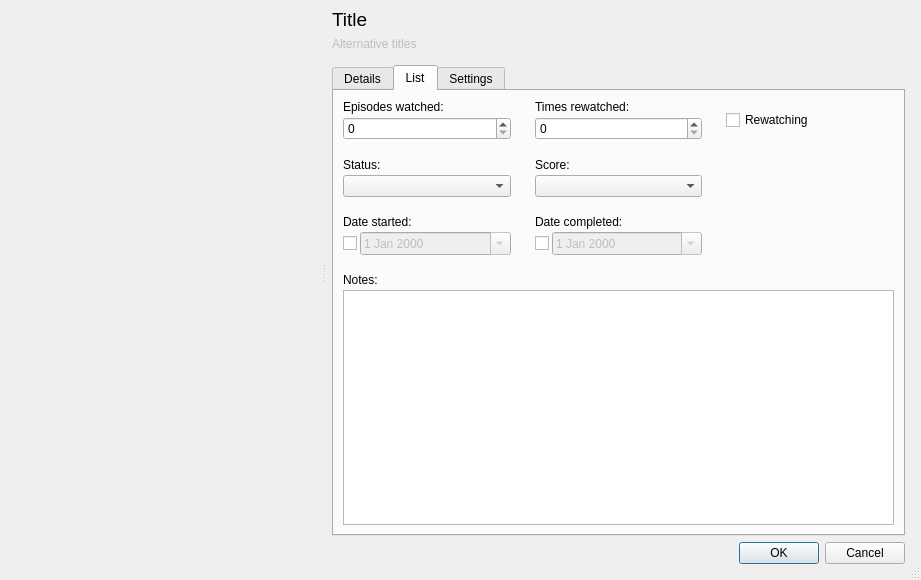
First picture: the form in src/gui/media/media_dialog.ui, repository erengy/taiga, before the edit.
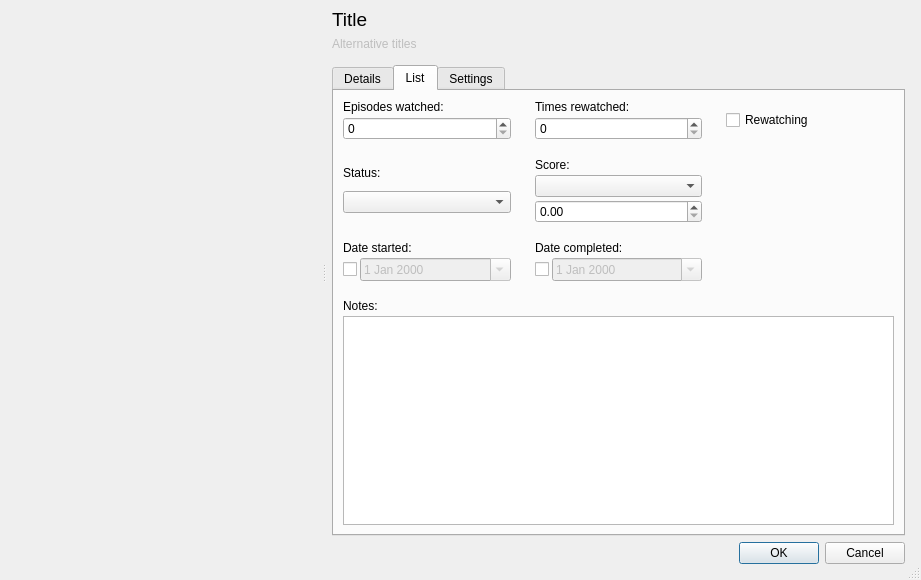
Second picture: the form after the edit. The open tabs and pages were chosen to show the change. Custom widgets are drawn as their Qt base class.

Commit message: AniList: Add spin box for high-precision rating systems

```diff
--- a/src/gui/media/media_dialog.ui
+++ b/src/gui/media/media_dialog.ui
@@ -315,6 +315,9 @@
                <item>
                 <widget class="QComboBox" name="comboScore"/>
                </item>
+               <item>
+                <widget class="QDoubleSpinBox" name="spinScore"/>
+               </item>
               </layout>
              </item>
              <item row="7" column="0">
```
The commit also changes 3 other files.
